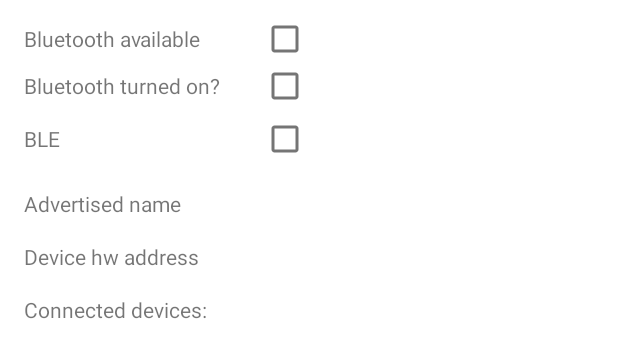
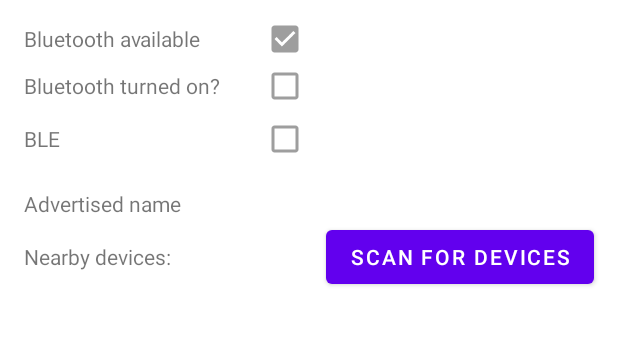
Before and after one commit to pdziuba/le-potato, an Android app: the layout activity_bluetooth_status.xml on its own in the app's theme, with its tools: preview values and no code run, on a phone screen of 412 x 824 dp. Shown: the top 358 px of the screen. Run offline under Robolectric (Android 15) with nearby library versions, the phone set to English and light mode, and no system bars.

Commit message:
Code cleanup

```diff
--- a/app/src/main/AndroidManifest.xml
+++ b/app/src/main/AndroidManifest.xml
@@ -23,7 +23,7 @@
  Needed only if your app makes the device discoverable to Bluetooth
          devices.
     -->
-        <uses-permission android:name="android.permission.BLUETOOTH_ADVERTISE" />
+    <uses-permission android:name="android.permission.BLUETOOTH_ADVERTISE" />
     <!--
  Needed only if your app communicates with already-paired Bluetooth
          devices.
@@ -31,6 +31,7 @@
     <uses-permission android:name="android.permission.BLUETOOTH_CONNECT" />
     <uses-permission android:name="android.permission.ACCESS_FINE_LOCATION" />
     <uses-permission android:name="android.permission.ACCESS_COARSE_LOCATION" />
+    <uses-permission android:name="android.permission.ACCESS_BACKGROUND_LOCATION" />
 
     <application
         android:allowBackup="true"
--- a/app/src/main/java/com/example/myapplication/HidPeripheral.kt
+++ b/app/src/main/java/com/example/myapplication/HidPeripheral.kt
@@ -6,8 +6,7 @@
 abstract class HidPeripheral protected constructor(
     needInputReport: Boolean,
     needOutputReport: Boolean,
-    needFeatureReport: Boolean,
-    dataSendingRate: Long
+    needFeatureReport: Boolean
 ) {
     private var hidService: HIDService? = null
     val gattServiceHandlers: MutableList<GattServiceHandler> = ArrayList()
--- a/app/src/main/java/com/example/myapplication/KeyboardPeripheral.java
+++ b/app/src/main/java/com/example/myapplication/KeyboardPeripheral.java
@@ -319,7 +319,7 @@
      *
      */
     public KeyboardPeripheral() throws UnsupportedOperationException {
-        super(true, true, false, 20);
+        super(true, true, false);
     }
 
     private static final int KEY_PACKET_MODIFIER_KEY_INDEX = 0;
--- a/app/src/main/java/com/example/myapplication/bledevices/BLEDevicesListAdapter.kt
+++ b/app/src/main/java/com/example/myapplication/bledevices/BLEDevicesListAdapter.kt
@@ -59,8 +59,8 @@
         return mData.size
     }
 
-    fun getItem(position: Int): String {
-        return deviceToString(mData[position])
+    fun getItem(position: Int): BluetoothDevice {
+        return mData[position]
     }
 
     fun addDevice(device: BluetoothDevice) {
--- a/app/src/main/res/layout/activity_bluetooth_status.xml
+++ b/app/src/main/res/layout/activity_bluetooth_status.xml
@@ -21,7 +21,9 @@
         android:layout_width="wrap_content"
         android:layout_height="wrap_content"
         android:layout_marginStart="32dp"
+        android:checked="true"
         android:clickable="false"
+        android:enabled="false"
         app:layout_constraintBaseline_toBaselineOf="@+id/textView"
         app:layout_constraintStart_toEndOf="@+id/textView" />
 
@@ -30,6 +32,7 @@
         android:layout_width="wrap_content"
         android:layout_height="wrap_content"
         android:clickable="false"
+        android:enabled="false"
         app:layout_constraintBaseline_toBaselineOf="@+id/textView2"
         app:layout_constraintStart_toStartOf="@+id/bluetooth_available_checkbox" />
 
@@ -38,6 +41,7 @@
         android:layout_width="wrap_content"
         android:layout_height="wrap_content"
         android:clickable="false"
+        android:enabled="false"
         app:layout_constraintBaseline_toBaselineOf="@+id/textView4"
         app:layout_constraintStart_toStartOf="@+id/bluetooth_available_checkbox" />
 
@@ -62,27 +66,10 @@
         app:layout_constraintTop_toBottomOf="@+id/textView2" />
 
     <TextView
-        android:id="@+id/textView6"
-        android:layout_width="wrap_content"
-        android:layout_height="wrap_content"
-        android:layout_marginStart="16dp"
-        android:layout_marginTop="16dp"
-        android:text="@string/device_address"
-        app:layout_constraintStart_toStartOf="parent"
-        app:layout_constraintTop_toBottomOf="@+id/textView3" />
-
-    <TextView
         android:id="@+id/device_name_text_view"
         android:layout_width="wrap_content"
         android:layout_height="wrap_content"
         app:layout_constraintBaseline_toBaselineOf="@+id/textView3"
-        app:layout_constraintStart_toStartOf="@+id/bluetooth_available_checkbox" />
-
-    <TextView
-        android:id="@+id/device_address_text_view"
-        android:layout_width="wrap_content"
-        android:layout_height="wrap_content"
-        app:layout_constraintBaseline_toBaselineOf="@+id/textView6"
         app:layout_constraintStart_toStartOf="@+id/bluetooth_available_checkbox" />
 
     <TextView
@@ -106,16 +93,26 @@
         app:layout_constraintBottom_toBottomOf="parent"
         app:layout_constraintEnd_toEndOf="parent"
         app:layout_constraintStart_toStartOf="parent"
-        app:layout_constraintTop_toBottomOf="@+id/textView5" />
+        app:layout_constraintTop_toBottomOf="@+id/scan_button" />
 
     <TextView
-        android:id="@+id/textView5"
+        android:id="@+id/nearby_devices_text"
         android:layout_width="wrap_content"
         android:layout_height="wrap_content"
         android:layout_marginStart="16dp"
         android:layout_marginTop="16dp"
         android:text="@string/visible_ble_devices"
         app:layout_constraintStart_toStartOf="parent"
-        app:layout_constraintTop_toBottomOf="@+id/textView6" />
+        app:layout_constraintTop_toBottomOf="@+id/textView3" />
+
+    <Button
+        android:id="@+id/scan_button"
+        android:layout_width="wrap_content"
+        android:layout_height="wrap_content"
+        android:layout_marginEnd="16dp"
+        android:onClick="onScanButtonClicked"
+        android:text="@string/scan_for_devices"
+        app:layout_constraintBaseline_toBaselineOf="@+id/nearby_devices_text"
+        app:layout_constraintEnd_toEndOf="parent" />
 
 </androidx.constraintlayout.widget.ConstraintLayout>
--- a/app/src/main/res/layout/ble_device_row.xml
+++ b/app/src/main/res/layout/ble_device_row.xml
@@ -7,6 +7,5 @@
     <TextView
         android:id="@+id/device_name_text_view"
         android:layout_width="wrap_content"
-        android:layout_height="wrap_content"
-        android:textSize="20sp"/>
+        android:layout_height="wrap_content" />
 </LinearLayout>
--- a/app/src/main/res/values/strings.xml
+++ b/app/src/main/res/values/strings.xml
@@ -1,5 +1,5 @@
 <resources>
-    <string name="app_name">BLERC</string>
+    <string name="app_name">Le Potato</string>
     <string name="button_keyboard">Keyboard</string>
     <string name="button_bluetooth">Bluetooth status</string>
     <string name="touchpad">Touchpad</string>
@@ -8,5 +8,9 @@
     <string name="device_address">Device hw address</string>
     <string name="bluetooth_available">Bluetooth available</string>
     <string name="bluetooth_turned_on">Bluetooth turned on?</string>
-    <string name="visible_ble_devices">Connected devices:</string>
+    <string name="visible_ble_devices">Nearby devices:</string>
+    <string name="scan_for_devices">Scan for devices</string>
+    <string name="status_idle">Waiting for connection</string>
+    <string name="status_connecting">Connecting...</string>
+    <string name="status_connected">Connected to device %1$s</string>
 </resources>
```
Also changed, not shown: app/src/main/java/com/example/myapplication/BLEService.kt (+112 -18 lines), app/src/main/java/com/example/myapplication/BluetoothStatusActivity.kt (+19 -15 lines), app/src/main/java/com/example/myapplication/KeyboardSender.kt (deleted, +0 -14 lines), app/src/main/java/com/example/myapplication/MainActivity.kt (+42 -16 lines), app/src/main/java/com/example/myapplication/gatt/DeviceInfoService.kt (+4 -4 lines), app/src/main/res/layout/activity_main.xml (+16 -3 lines).
